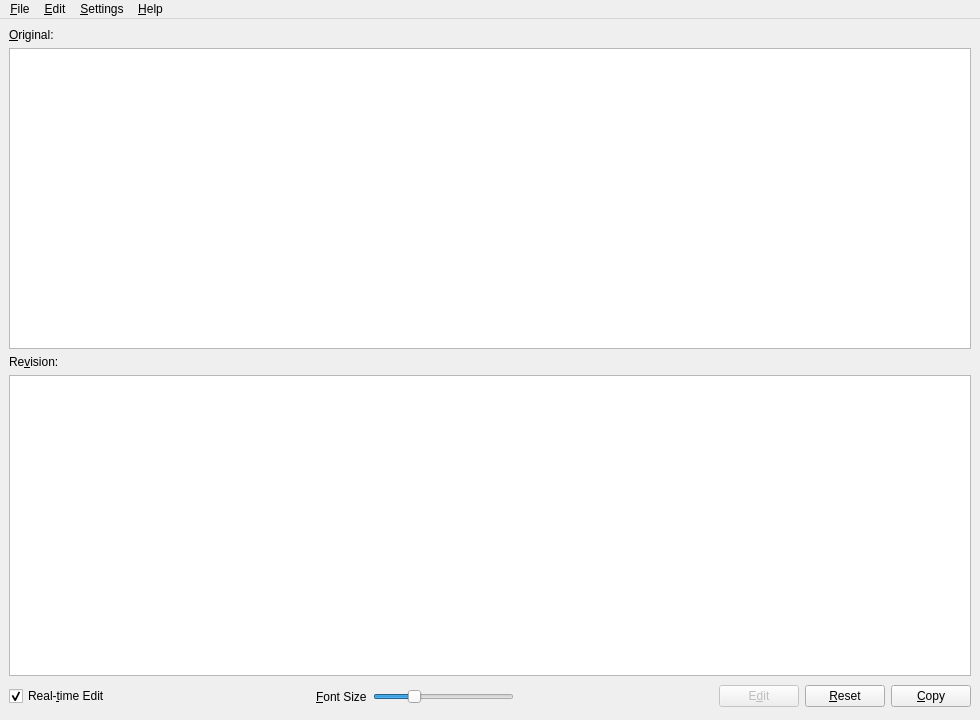
Qt form negar_gui/mwin.ui (javadr/negar-gui) before a commit.
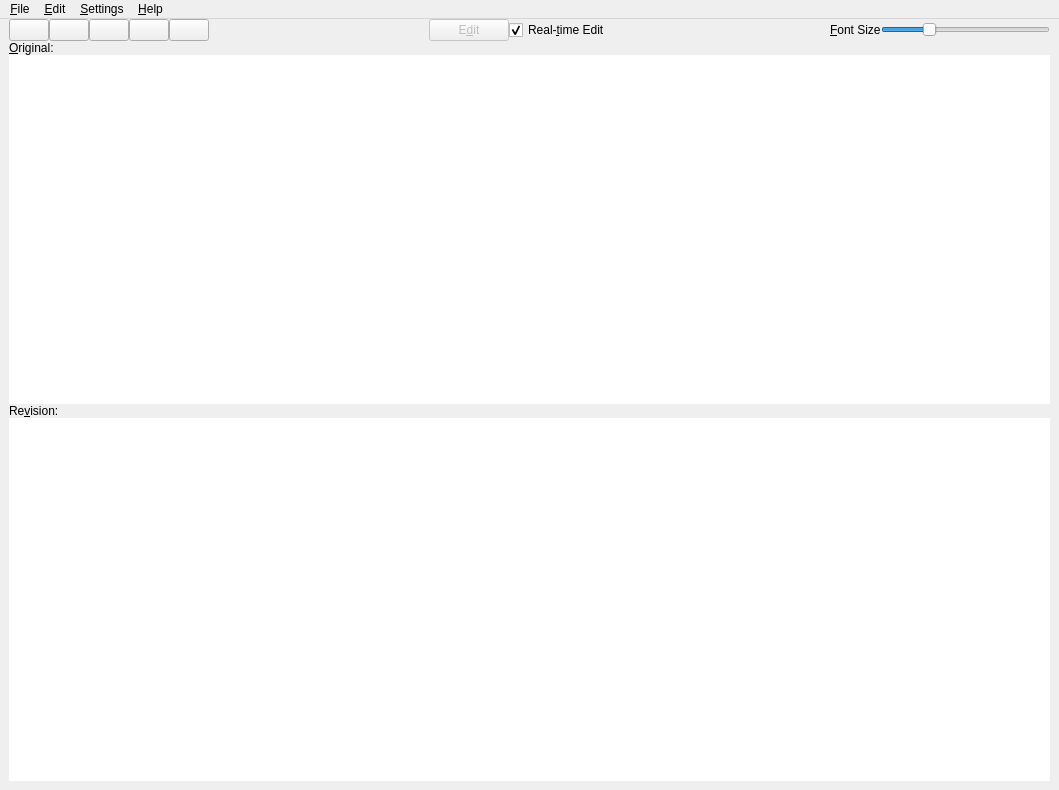
The same form after that commit. Icons and pictures are not drawn.

```diff
--- a/negar_gui/mwin.ui
+++ b/negar_gui/mwin.ui
@@ -6,8 +6,8 @@
    <rect>
     <x>0</x>
     <y>0</y>
-    <width>980</width>
-    <height>720</height>
+    <width>1059</width>
+    <height>790</height>
    </rect>
   </property>
   <property name="focusPolicy">
@@ -22,6 +22,13 @@
   <property name="autoFillBackground">
    <bool>false</bool>
   </property>
+  <property name="styleSheet">
+   <string notr="true">QFrame {
+	border: none;
+	margin: 0px;
+	padding: 0px;
+}</string>
+  </property>
   <widget class="QWidget" name="centralwidget">
    <property name="enabled">
     <bool>true</bool>
@@ -41,152 +48,374 @@
    <property name="autoFillBackground">
     <bool>true</bool>
    </property>
-   <layout class="QGridLayout" name="gridLayout_5">
+   <layout class="QGridLayout" name="gridLayout_3">
+    <property name="leftMargin">
+     <number>9</number>
+    </property>
+    <property name="topMargin">
+     <number>0</number>
+    </property>
+    <property name="rightMargin">
+     <number>9</number>
+    </property>
+    <property name="bottomMargin">
+     <number>9</number>
+    </property>
+    <property name="spacing">
+     <number>0</number>
+    </property>
     <item row="0" column="0">
-     <layout class="QGridLayout" name="gridLayout_4">
-      <item row="0" column="0">
-       <layout class="QGridLayout" name="gridLayout_2">
-        <item row="0" column="0">
-         <layout class="QGridLayout" name="input_layout">
-          <item row="0" column="0">
-           <widget class="QLabel" name="input_editor_label">
-            <property name="text">
-             <string>&amp;Original:</string>
-            </property>
-            <property name="buddy">
-             <cstring>input_editor</cstring>
-            </property>
-           </widget>
-          </item>
-          <item row="1" column="0">
-           <widget class="QTextEdit" name="input_editor"/>
-          </item>
-         </layout>
-        </item>
-        <item row="1" column="0">
-         <layout class="QGridLayout" name="gridLayout">
-          <item row="0" column="0">
-           <widget class="QLabel" name="output_editor_label">
-            <property name="text">
-             <string>Re&amp;vision:</string>
-            </property>
-            <property name="buddy">
-             <cstring>output_editor</cstring>
-            </property>
-           </widget>
-          </item>
-          <item row="1" column="0">
-           <widget class="QTextEdit" name="output_editor"/>
-          </item>
-         </layout>
-        </item>
-       </layout>
-      </item>
-      <item row="1" column="0">
-       <layout class="QGridLayout" name="gridLayout_3">
-        <item row="0" column="0">
-         <widget class="QCheckBox" name="autoedit_chkbox">
-          <property name="text">
-           <string>Real-&amp;time Edit</string>
+     <widget class="QFrame" name="frame_6">
+      <property name="frameShape">
+       <enum>QFrame::StyledPanel</enum>
+      </property>
+      <property name="frameShadow">
+       <enum>QFrame::Raised</enum>
+      </property>
+      <layout class="QVBoxLayout" name="verticalLayout">
+       <property name="spacing">
+        <number>0</number>
+       </property>
+       <property name="leftMargin">
+        <number>0</number>
+       </property>
+       <property name="topMargin">
+        <number>0</number>
+       </property>
+       <property name="rightMargin">
+        <number>0</number>
+       </property>
+       <property name="bottomMargin">
+        <number>0</number>
+       </property>
+       <item>
+        <widget class="QFrame" name="frame">
+         <property name="frameShape">
+          <enum>QFrame::StyledPanel</enum>
+         </property>
+         <property name="frameShadow">
+          <enum>QFrame::Raised</enum>
+         </property>
+         <layout class="QHBoxLayout" name="horizontalLayout_7">
+          <property name="spacing">
+           <number>0</number>
           </property>
-          <property name="checked">
-           <bool>true</bool>
+          <property name="leftMargin">
+           <number>0</number>
           </property>
-         </widget>
-        </item>
-        <item row="0" column="1">
-         <spacer name="horizontalSpacer">
-          <property name="orientation">
-           <enum>Qt::Horizontal</enum>
+          <property name="topMargin">
+           <number>0</number>
           </property>
-          <property name="sizeHint" stdset="0">
-           <size>
-            <width>87</width>
-            <height>29</height>
-           </size>
+          <property name="rightMargin">
+           <number>0</number>
           </property>
-         </spacer>
-        </item>
-        <item row="0" column="2">
-         <layout class="QGridLayout" name="fontslider_layout">
-          <item row="0" column="1">
-           <widget class="QSlider" name="font_slider">
-            <property name="minimum">
-             <number>10</number>
+          <property name="bottomMargin">
+           <number>0</number>
+          </property>
+          <item>
+           <widget class="QFrame" name="frame_2">
+            <property name="frameShape">
+             <enum>QFrame::StyledPanel</enum>
             </property>
-            <property name="maximum">
-             <number>40</number>
+            <property name="frameShadow">
+             <enum>QFrame::Raised</enum>
             </property>
-            <property name="value">
-             <number>18</number>
-            </property>
+            <layout class="QHBoxLayout" name="horizontalLayout_6">
+             <property name="spacing">
+              <number>0</number>
+             </property>
+             <property name="leftMargin">
+              <number>0</number>
+             </property>
+             <property name="topMargin">
+              <number>0</number>
+             </property>
+             <property name="rightMargin">
+              <number>0</number>
+             </property>
+             <property name="bottomMargin">
+              <number>0</number>
+             </property>
+             <item>
+              <layout class="QHBoxLayout" name="horizontalLayout_3">
+               <item>
+                <widget class="QPushButton" name="reset_btn">
+                 <property name="styleSheet">
+                  <string notr="true"/>
+                 </property>
+                 <property name="text">
+                  <string/>
+                 </property>
+                 <property name="icon">
+                  <iconset resource="resource.qrc">
+                   <normaloff>:/images/icons/reset.png</normaloff>:/images/icons/reset.png</iconset>
+                 </property>
+                 <property name="shortcut">
+                  <string notr="true"/>
+                 </property>
+                </widget>
+               </item>
+               <item>
+                <widget class="QPushButton" name="copy_btn">
+                 <property name="text">
+                  <string/>
+                 </property>
+                 <property name="icon">
+                  <iconset resource="resource.qrc">
+                   <normaloff>:/images/icons/copy.png</normaloff>:/images/icons/copy.png</iconset>
+                 </property>
+                 <property name="shortcut">
+                  <string notr="true"/>
+                 </property>
+                </widget>
+               </item>
+               <item>
+                <widget class="QPushButton" name="paste_btn">
+                 <property name="text">
+                  <string/>
+                 </property>
+                 <property name="icon">
+                  <iconset resource="resource.qrc">
+                   <normaloff>:/images/icons/paste.svg</normaloff>:/images/icons/paste.svg</iconset>
+                 </property>
+                 <property name="shortcut">
+                  <string notr="true"/>
+                 </property>
+                </widget>
+               </item>
+               <item>
+                <widget class="QPushButton" name="vertical_btn">
+                 <property name="text">
+                  <string/>
+                 </property>
+                 <property name="icon">
+                  <iconset resource="resource.qrc">
+                   <normaloff>:/images/icons/vertical.png</normaloff>:/images/icons/vertical.png</iconset>
+                 </property>
+                 <property name="shortcut">
+                  <string notr="true"/>
+                 </property>
+                </widget>
+               </item>
+               <item>
+                <widget class="QPushButton" name="horizontal_btn">
+                 <property name="text">
+                  <string/>
+                 </property>
+                 <property name="icon">
+                  <iconset resource="resource.qrc">
+                   <normaloff>:/images/icons/horizontal.png</normaloff>:/images/icons/horizontal.png</iconset>
+                 </property>
+                 <property name="shortcut">
+                  <string notr="true"/>
+                 </property>
+                </widget>
+               </item>
+              </layout>
+             </item>
+            </layout>
+           </widget>
+          </item>
+          <item>
+           <spacer name="horizontalSpacer_2">
             <property name="orientation">
              <enum>Qt::Horizontal</enum>
             </property>
-           </widget>
-          </item>
-          <item row="0" column="0">
-           <widget class="QLabel" name="font_slider_label">
-            <property name="text">
-             <string>&amp;Font Size</string>
+            <property name="sizeHint" stdset="0">
+             <size>
+              <width>40</width>
+              <height>20</height>
+             </size>
             </property>
-            <property name="buddy">
-             <cstring>font_slider</cstring>
-            </property>
-           </widget>
+           </spacer>
           </item>
-         </layout>
-        </item>
-        <item row="0" column="3">
-         <spacer name="horizontalSpacer_2">
-          <property name="orientation">
-           <enum>Qt::Horizontal</enum>
-          </property>
-          <property name="sizeHint" stdset="0">
-           <size>
-            <width>77</width>
-            <height>29</height>
-           </size>
-          </property>
-         </spacer>
-        </item>
-        <item row="0" column="4">
-         <layout class="QGridLayout" name="button_layout">
-          <item row="0" column="0">
-           <widget class="QPushButton" name="edit_btn">
-            <property name="enabled">
-             <bool>false</bool>
+          <item>
+           <widget class="QFrame" name="frame_3">
+            <property name="frameShape">
+             <enum>QFrame::StyledPanel</enum>
             </property>
-            <property name="text">
-             <string>E&amp;dit</string>
+            <property name="frameShadow">
+             <enum>QFrame::Raised</enum>
             </property>
+            <layout class="QHBoxLayout" name="horizontalLayout_5">
+             <property name="spacing">
+              <number>0</number>
+             </property>
+             <property name="leftMargin">
+              <number>0</number>
+             </property>
+             <property name="topMargin">
+              <number>0</number>
+             </property>
+             <property name="rightMargin">
+              <number>0</number>
+             </property>
+             <property name="bottomMargin">
+              <number>0</number>
+             </property>
+             <item>
+              <layout class="QHBoxLayout" name="horizontalLayout">
+               <item>
+                <widget class="QPushButton" name="edit_btn">
+                 <property name="enabled">
+                  <bool>false</bool>
+                 </property>
+                 <property name="text">
+                  <string>E&amp;dit</string>
+                 </property>
+                </widget>
+               </item>
+               <item>
+                <widget class="QCheckBox" name="autoedit_chkbox">
+                 <property name="text">
+                  <string>Real-&amp;time Edit</string>
+                 </property>
+                 <property name="checked">
+                  <bool>true</bool>
+                 </property>
+                </widget>
+               </item>
+              </layout>
+             </item>
+            </layout>
            </widget>
           </item>
-          <item row="0" column="1">
-           <widget class="QPushButton" name="reset_btn">
-            <property name="text">
-             <string>&amp;Reset</string>
+          <item>
+           <spacer name="horizontalSpacer">
+            <property name="orientation">
+             <enum>Qt::Horizontal</enum>
             </property>
-            <property name="shortcut">
-             <string notr="true"/>
+            <property name="sizeHint" stdset="0">
+             <size>
+              <width>40</width>
+              <height>20</height>
+             </size>
             </property>
-           </widget>
+           </spacer>
           </item>
-          <item row="0" column="2">
-           <widget class="QPushButton" name="copy_btn">
-            <property name="text">
-             <string>&amp;Copy</string>
+          <item>
+           <widget class="QFrame" name="frame_4">
+            <property name="frameShape">
+             <enum>QFrame::StyledPanel</enum>
             </property>
-            <property name="shortcut">
-             <string notr="true"/>
+            <property name="frameShadow">
+             <enum>QFrame::Raised</enum>
             </property>
+            <layout class="QHBoxLayout" name="horizontalLayout_4">
+             <property name="spacing">
+              <number>0</number>
+             </property>
+             <property name="leftMargin">
+              <number>0</number>
+             </property>
+             <property name="topMargin">
+              <number>0</number>
+             </property>
+             <property name="rightMargin">
+              <number>0</number>
+             </property>
+             <property name="bottomMargin">
+              <number>0</number>
+             </property>
+             <item>
+              <layout class="QHBoxLayout" name="horizontalLayout_2">
+               <item>
+                <widget class="QLabel" name="font_slider_label">
+                 <property name="text">
+                  <string>&amp;Font Size</string>
+                 </property>
+                 <property name="buddy">
+                  <cstring>font_slider</cstring>
+                 </property>
+                </widget>
+               </item>
+               <item>
+                <widget class="QSlider" name="font_slider">
+                 <property name="minimum">
+                  <number>10</number>
+                 </property>
+                 <property name="maximum">
+                  <number>40</number>
+                 </property>
+                 <property name="value">
+                  <number>18</number>
+                 </property>
+                 <property name="orientation">
+                  <enum>Qt::Horizontal</enum>
+                 </property>
+                </widget>
+               </item>
+              </layout>
+             </item>
+            </layout>
            </widget>
           </item>
          </layout>
-        </item>
-       </layout>
-      </item>
-     </layout>
+        </widget>
+       </item>
+       <item>
+        <widget class="QFrame" name="frame_5">
+         <property name="frameShape">
+          <enum>QFrame::StyledPanel</enum>
+         </property>
+         <property name="frameShadow">
+          <enum>QFrame::Raised</enum>
+         </property>
+         <layout class="QGridLayout" name="gridLayout_2">
+          <property name="leftMargin">
+           <number>0</number>
+          </property>
+          <property name="topMargin">
+           <number>0</number>
+          </property>
+          <property name="rightMargin">
+           <number>0</number>
+          </property>
+          <property name="bottomMargin">
+           <number>0</number>
+          </property>
+          <property name="spacing">
+           <number>0</number>
+          </property>
+          <item row="0" column="0">
+           <layout class="QGridLayout" name="gridLayout">
+            <item row="1" column="0">
+             <widget class="QLabel" name="output_editor_label">
+              <property name="text">
+               <string>Re&amp;vision:</string>
+              </property>
+              <property name="buddy">
+               <cstring>output_editor</cstring>
+              </property>
+             </widget>
+            </item>
+            <item row="0" column="0">
+             <layout class="QGridLayout" name="input_layout">
+              <item row="0" column="0">
+               <widget class="QLabel" name="input_editor_label">
+                <property name="text">
+                 <string>&amp;Original:</string>
+                </property>
+                <property name="buddy">
+                 <cstring>input_editor</cstring>
+                </property>
+               </widget>
+              </item>
+              <item row="1" column="0">
+               <widget class="QTextEdit" name="input_editor"/>
+              </item>
+             </layout>
+            </item>
+            <item row="2" column="0">
+             <widget class="QTextEdit" name="output_editor"/>
+            </item>
+           </layout>
+          </item>
+         </layout>
+        </widget>
+       </item>
+      </layout>
+     </widget>
     </item>
    </layout>
   </widget>
@@ -195,7 +424,7 @@
     <rect>
      <x>0</x>
      <y>0</y>
-     <width>980</width>
+     <width>1059</width>
      <height>27</height>
     </rect>
    </property>
```
Left out of the diff: 1 changed line with no effect on the pictures.
